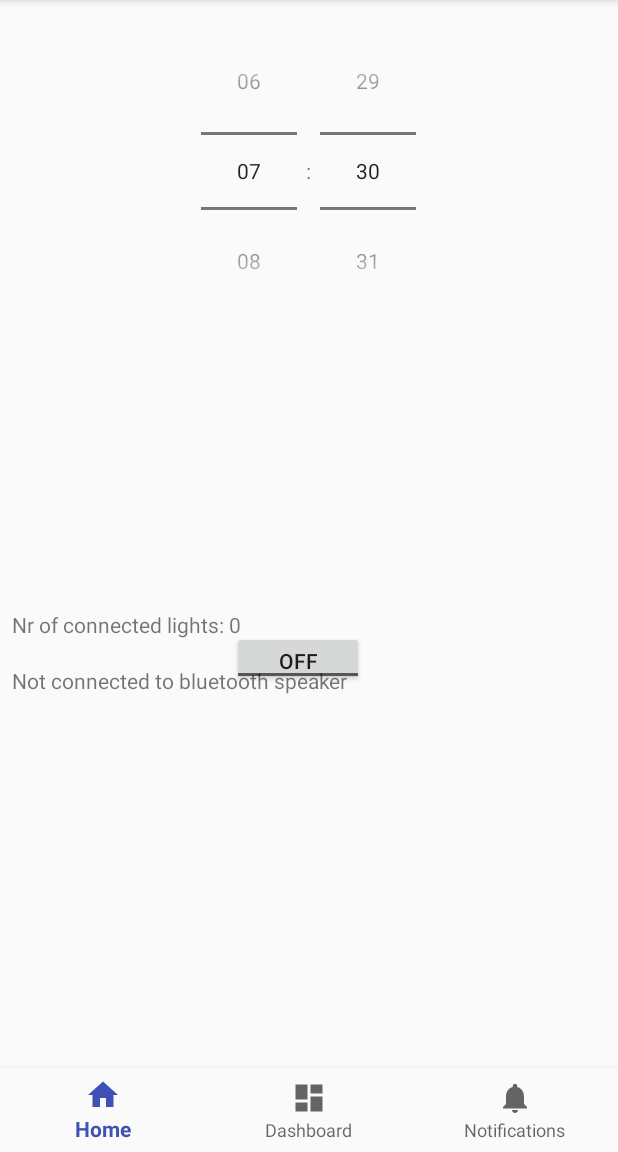
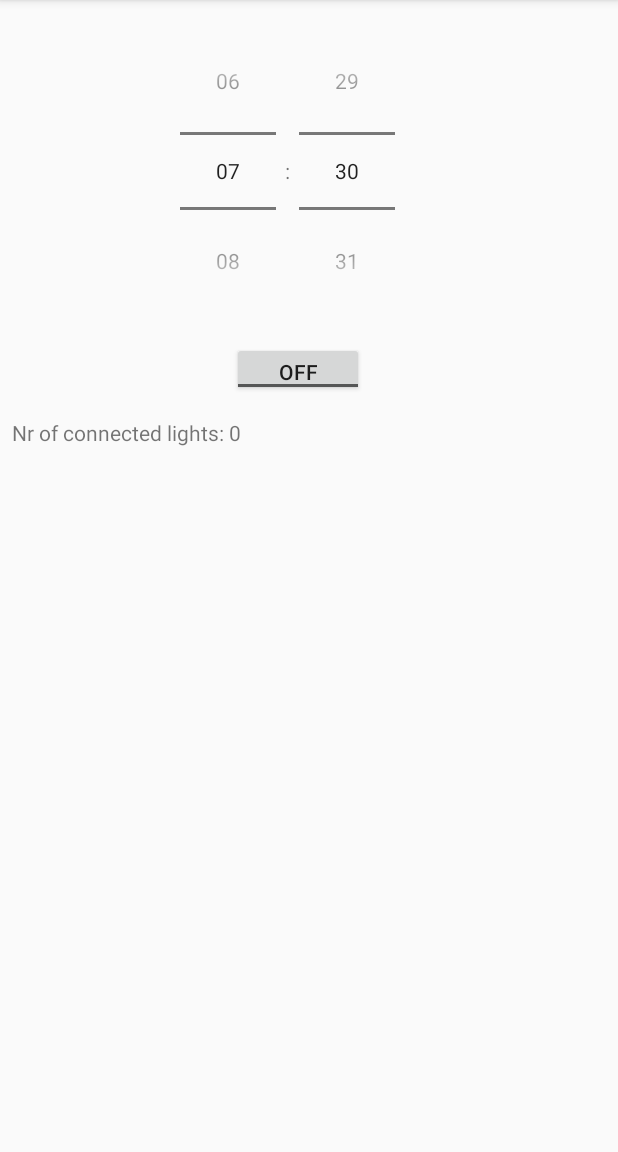
Before and after one commit to bjornwilliam/MrWakup, an Android app: the screen it shows after launch (MainActivity), on a phone screen of 412 x 824 dp, the part 84-1236 px from its top. Run offline under Robolectric (Android 15) with nearby library versions, the phone set to English and light mode, and no system bars.

Commit message:
removed unused stuff

```diff
--- a/app/src/main/java/wakeup/mrwakeup/AlarmFragment.java
+++ b/app/src/main/java/wakeup/mrwakeup/AlarmFragment.java
@@ -190,7 +190,7 @@ public class AlarmFragment extends Fragment implements View.OnClickListener{
         nrOfConnectedLightsTextView.setText("Nr of connected lights: 0");
 
         connectedToBtSpeakerTextView = view.findViewById(R.id.textViewConnBtSpeaker);
-        connectedToBtSpeakerTextView.setText("Not connected to bluetooth speaker");
+        connectedToBtSpeakerTextView.setText("");
         return view;
     }
 
--- a/app/src/main/java/wakeup/mrwakeup/MainActivity.java
+++ b/app/src/main/java/wakeup/mrwakeup/MainActivity.java
@@ -90,8 +90,8 @@ public class MainActivity extends AppCompatActivity implements AlarmFragment.OnF
         NotificationUtils notificationUtils = new NotificationUtils(getApplicationContext());
 
         mTextMessage = (TextView) findViewById(R.id.message);
-        BottomNavigationView navigation = (BottomNavigationView) findViewById(R.id.navigation);
-        navigation.setOnNavigationItemSelectedListener(mOnNavigationItemSelectedListener);
+        //BottomNavigationView navigation = (BottomNavigationView) findViewById(R.id.navigation);
+        //navigation.setOnNavigationItemSelectedListener(mOnNavigationItemSelectedListener);
 
         mDeviceManager = new DeviceManager();
         lightFragment = new LightFragment();
--- a/app/src/main/res/layout/activity_main.xml
+++ b/app/src/main/res/layout/activity_main.xml
@@ -14,28 +14,18 @@
         android:name="wakeup.mrwakeup.LightFragment"
         android:layout_width="match_parent"
         android:layout_height="match_parent" />
+
     <fragment
         android:id="@+id/alarmFragment"
         android:name="wakeup.mrwakeup.AlarmFragment"
-        android:layout_width="match_parent"
-        android:layout_height="match_parent"
+        android:layout_width="383dp"
+        android:layout_height="511dp"
         app:layout_constraintBottom_toBottomOf="parent"
         app:layout_constraintEnd_toEndOf="parent"
-        app:layout_constraintHorizontal_bias="0.5"
+        app:layout_constraintHorizontal_bias="0.0"
         app:layout_constraintStart_toStartOf="parent"
         app:layout_constraintTop_toTopOf="parent"
         app:layout_constraintVertical_bias="0.0" />
 
-    <android.support.design.widget.BottomNavigationView
-        android:id="@+id/navigation"
-        android:layout_width="0dp"
-        android:layout_height="wrap_content"
-        android:background="?android:attr/windowBackground"
-        app:layout_constraintBottom_toBottomOf="parent"
-        app:layout_constraintLeft_toLeftOf="parent"
-        app:layout_constraintRight_toRightOf="parent"
-        app:menu="@menu/navigation" />
-
-
 
 </android.support.constraint.ConstraintLayout>
```
